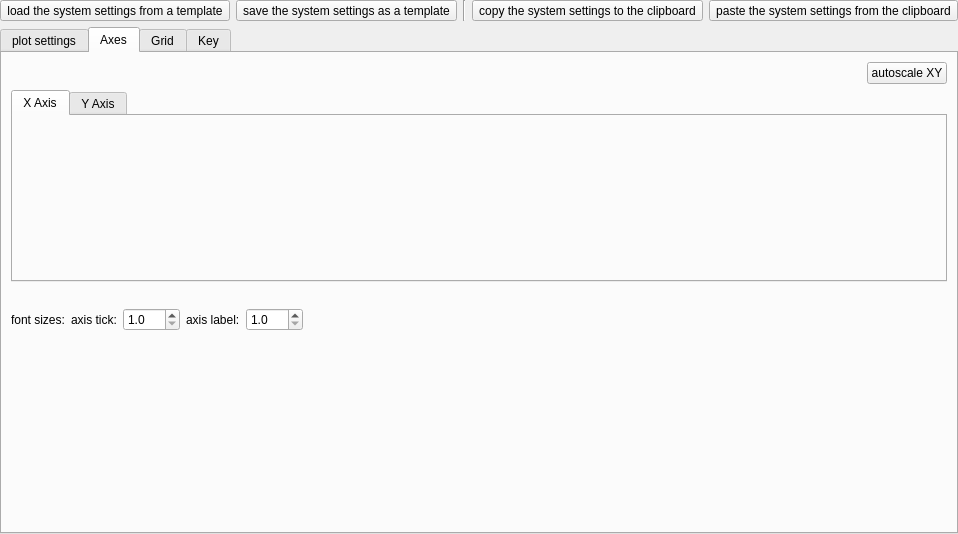
Before: the Qt Designer form plugins/table/qfrdrtableplotsettingswidget.ui in jkriege2/QuickFit3, drawn with Qt 5.
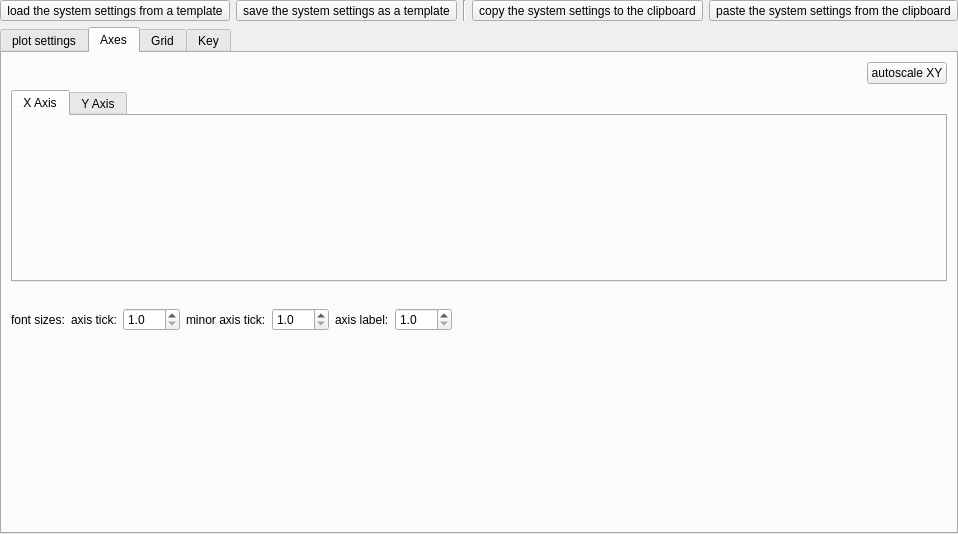
After: the same form once the commit is applied. The open tabs and pages were chosen to show the change. Icons and pictures are not drawn. Custom widgets are drawn as their Qt base class.

```diff
--- a/plugins/table/qfrdrtableplotsettingswidget.ui
+++ b/plugins/table/qfrdrtableplotsettingswidget.ui
@@ -471,7 +471,7 @@
              </property>
             </widget>
            </item>
-           <item row="0" column="2">
+           <item row="0" column="4">
             <widget class="QLabel" name="label_20">
              <property name="text">
               <string>axis label:</string>
@@ -481,7 +481,7 @@
              </property>
             </widget>
            </item>
-           <item row="0" column="3">
+           <item row="0" column="5">
             <widget class="QDoubleSpinBox" name="spinAxisLabelFontSize">
              <property name="decimals">
               <number>1</number>
@@ -494,7 +494,7 @@
              </property>
             </widget>
            </item>
-           <item row="0" column="4">
+           <item row="0" column="6">
             <spacer name="horizontalSpacer_3">
              <property name="orientation">
               <enum>Qt::Horizontal</enum>
@@ -507,6 +507,35 @@
              </property>
             </spacer>
            </item>
+           <item row="0" column="2">
+            <widget class="QLabel" name="label_22">
+             <property name="text">
+              <string>minor axis tick:</string>
+             </property>
+             <property name="buddy">
+              <cstring>spinAxisFontSize</cstring>
+             </property>
+            </widget>
+           </item>
+           <item row="0" column="3">
+            <widget class="QDoubleSpinBox" name="spinMinorAxisFontSize">
+             <property name="sizePolicy">
+              <sizepolicy hsizetype="Minimum" vsizetype="Fixed">
+               <horstretch>0</horstretch>
+               <verstretch>0</verstretch>
+              </sizepolicy>
+             </property>
+             <property name="decimals">
+              <number>1</number>
+             </property>
+             <property name="minimum">
+              <double>1.000000000000000</double>
+             </property>
+             <property name="maximum">
+              <double>256.000000000000000</double>
+             </property>
+            </widget>
+           </item>
           </layout>
          </item>
         </layout>
```
Left out of the diff: 2 changed lines with no effect on the pictures.
